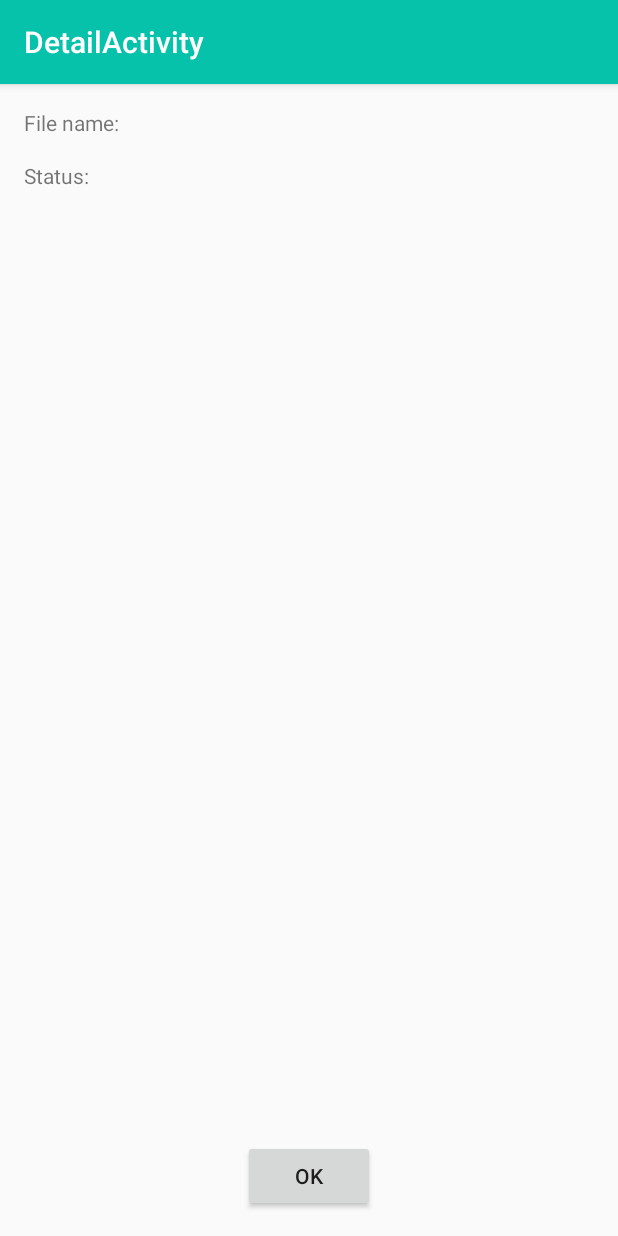
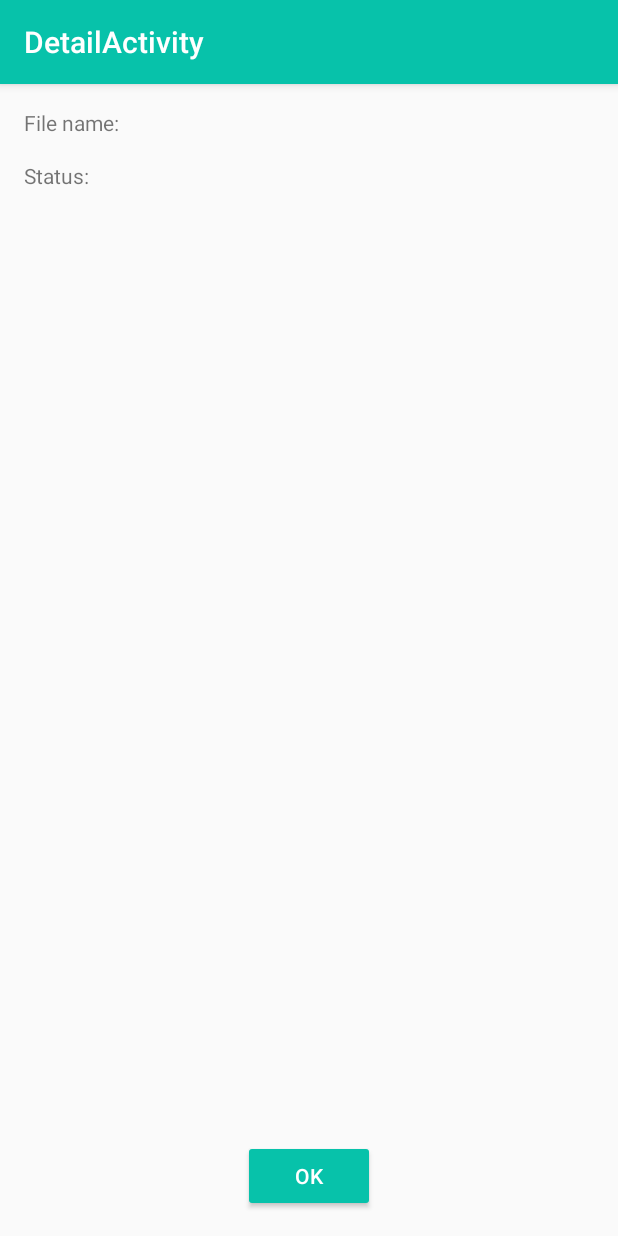
Before and after one commit to knutvalen/Load, an Android app: the DetailActivity screen opened directly, with no data from a screen before it, on a phone screen of 412 x 824 dp. Run offline under Robolectric (Android 15) with nearby library versions, the phone set to English and light mode, and no system bars; our stand-ins replace Timber.

Commit message:
style the OK button

```diff
--- a/app/src/main/res/layout/content_detail.xml
+++ b/app/src/main/res/layout/content_detail.xml
@@ -60,6 +60,8 @@
         android:layout_width="wrap_content"
         android:layout_height="wrap_content"
         android:layout_marginBottom="16dp"
+        android:backgroundTint="@color/colorPrimary"
+        android:textColor="@color/white"
         android:text="@android:string/ok"
         app:layout_constraintBottom_toBottomOf="parent"
         app:layout_constraintEnd_toEndOf="parent"
```
